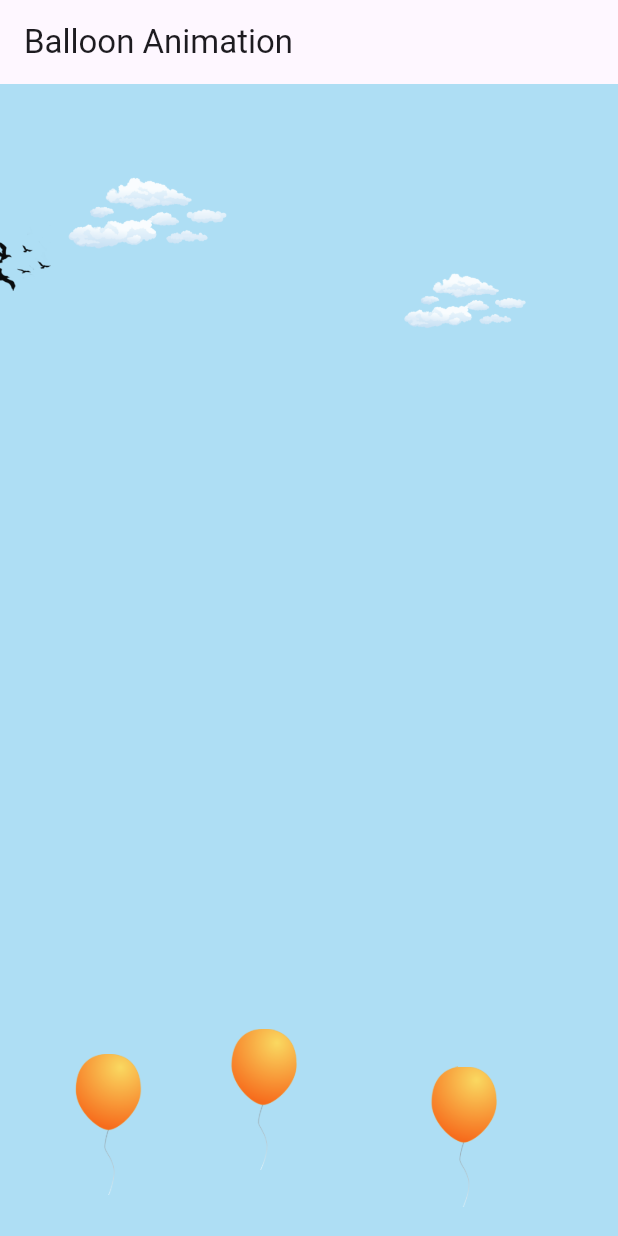
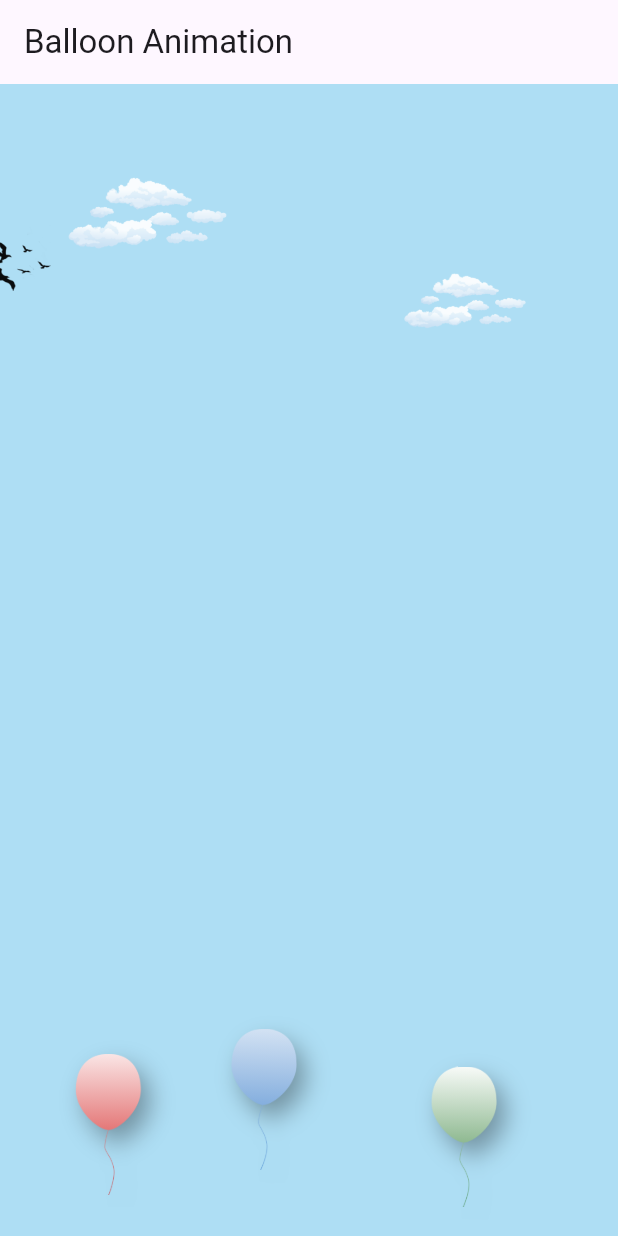
Before and after one commit to Yubendh/flutter_midterm, a Flutter app: the screen it shows after launch, on a phone screen of 412 x 824 dp. Run offline on Flutter 3.47's test engine with Material 3 defaults, Android fonts, the phone set to English and light mode, and no system bars; our stand-ins replace audioplayers.

Commit message:
added balloon visuals with shadow and gradient effects

```diff
--- a/lib/widgets/animated_balloon.dart
+++ b/lib/widgets/animated_balloon.dart
@@ -1,4 +1,5 @@
 import 'dart:math' as math;
+import 'dart:ui' as ui;
 
 import 'package:audioplayers/audioplayers.dart';
 import 'package:flutter/material.dart';
@@ -11,48 +12,55 @@ class AnimatedBalloonWidget extends StatelessWidget {
     return SizedBox.expand(
       child: Stack(
         children: [
-          // ── Balloon 1  (left side, bounces at top) ───────────────
           _BalloonActor(
             spec: BalloonSpec(
-              laneX: 0.22,          // 22 % from left edge
-              sizeFactor: 0.21,     // 21 % of screen width when fully inflated
-              growSeconds: 4,       // seconds to inflate
-              riseSeconds: 6,       // seconds to rise from bottom to top
-              floatAwaySeconds: 3,  // (unused for topBounce)
-              topBounceSeconds: 0.6,// seconds for the little bounce at the top
-              mode: BalloonMode.topBounce, // stays on screen, bounces at top
-              floatDriftX: -0.10,   // (unused for topBounce)
-              phaseOffset: 0.0,     // timing offset for the gentle sway
+              laneX: 0.22,
+              sizeFactor: 0.21,
+              growSeconds: 4,
+              riseSeconds: 6,
+              floatAwaySeconds: 3,
+              topBounceSeconds: 0.6,
+              mode: BalloonMode.topBounce,
+              floatDriftX: -0.10,
+              phaseOffset: 0.0,
+              shadowOffset: const Offset(6, 8),
+              shadowBlurRadius: 8.0,
+              shadowColor: const Color(0x55000000),
+              gradientColors: const [Colors.white, Color(0xFFCC0000)],
             ),
           ),
-
-          // ── Balloon 2  (centre, floats off the top of the screen) ─
           _BalloonActor(
             spec: BalloonSpec(
-              laneX: 0.50,          // 50 % from left edge (centre)
-              sizeFactor: 0.27,     // slightly larger than the others
+              laneX: 0.50,
+              sizeFactor: 0.27,
               growSeconds: 4,
               riseSeconds: 6,
-              floatAwaySeconds: 3.5,// after reaching top, floats out of screen
-              topBounceSeconds: 0.6,// (unused for floatAway)
-              mode: BalloonMode.floatAway, // floats off then resets from bottom
-              floatDriftX: 0.00,    // no sideways drift while floating away
-              phaseOffset: 1.4,     // starts its sway cycle at a different point
+              floatAwaySeconds: 3.5,
+              topBounceSeconds: 0.6,
+              mode: BalloonMode.floatAway,
+              floatDriftX: 0.00,
+              phaseOffset: 1.4,
+              shadowOffset: const Offset(6, 8),
+              shadowBlurRadius: 8.0,
+              shadowColor: const Color(0x55000000),
+              gradientColors: const [Colors.white, Color(0xFF1565C0)],
             ),
           ),
-
-          // ── Balloon 3  (right side, bounces at top) ──────────────
           _BalloonActor(
             spec: BalloonSpec(
-              laneX: 0.78,          // 78 % from left edge
-              sizeFactor: 0.18,     // smallest of the three
+              laneX: 0.78,
+              sizeFactor: 0.18,
               growSeconds: 4,
-              riseSeconds: 5,       // rises a little faster
+              riseSeconds: 5,
               floatAwaySeconds: 3,
               topBounceSeconds: 0.7,
               mode: BalloonMode.topBounce,
               floatDriftX: 0.12,
-              phaseOffset: 2.8,     // offset so it sways out of sync with the others
+              phaseOffset: 2.8,
+              shadowOffset: const Offset(6, 8),
+              shadowBlurRadius: 8.0,
+              shadowColor: const Color(0x55000000),
+              gradientColors: const [Colors.white, Color(0xFF2E7D32)],
             ),
           ),
         ],
@@ -61,13 +69,11 @@ class AnimatedBalloonWidget extends StatelessWidget {
   }
 }
 
-// Which behaviour the balloon has when it reaches the top.
 enum BalloonMode {
-  topBounce, // bounces at the top and stays on screen
-  floatAway, // floats off the top, then resets from the bottom
+  topBounce,
+  floatAway,
 }
 
-// All settings for one balloon. Edit these in AnimatedBalloonWidget.
 class BalloonSpec {
   const BalloonSpec({
     required this.laneX,
@@ -79,17 +85,25 @@ class BalloonSpec {
     required this.mode,
     required this.floatDriftX,
     required this.phaseOffset,
+    this.shadowOffset = const Offset(4, 6),
+    this.shadowBlurRadius = 6.0,
+    this.shadowColor = const Color(0x55000000),
+    this.gradientColors,
   });
 
-  final double laneX;             // horizontal position (0.0 = left, 1.0 = right)
-  final double sizeFactor;        // fully-inflated width as fraction of screen width
-  final double growSeconds;       // seconds to inflate / deflate
-  final double riseSeconds;       // seconds to rise from bottom to top
-  final double floatAwaySeconds;  // (floatAway) seconds to drift off screen
-  final double topBounceSeconds;  // (topBounce) seconds for the bounce at the top
+  final double laneX;
+  final double sizeFactor;
+  final double growSeconds;
+  final double riseSeconds;
+  final double floatAwaySeconds;
+  final double topBounceSeconds;
   final BalloonMode mode;
-  final double floatDriftX;       // (floatAway) sideways drift fraction (- = left)
-  final double phaseOffset;       // sway timing offset so balloons don't sync (0–6.28)
+  final double floatDriftX;
+  final double phaseOffset;
+  final Offset shadowOffset;
+  final double shadowBlurRadius;
+  final Color shadowColor;
+  final List<Color>? gradientColors;
 }
 
 class _BalloonActor extends StatefulWidget {
@@ -103,11 +117,10 @@ class _BalloonActor extends StatefulWidget {
 
 class _BalloonActorState extends State<_BalloonActor>
     with TickerProviderStateMixin {
-  // Animation controllers
-  late final AnimationController _controllerPath;       // rising / flying path
-  late final AnimationController _controllerGrowSize;   // inflate / deflate
-  late final AnimationController _controllerPulse;      // continuous gentle pulse
-  late final AnimationController _controllerTopBounce;  // bounce at the top
+  late final AnimationController _controllerPath;
+  late final AnimationController _controllerGrowSize;
+  late final AnimationController _controllerPulse;
+  late final AnimationController _controllerTopBounce;
   late final Animation<double> _animationGrowProgress;
   late final Animation<double> _animationPulse;
   late final AudioPlayer _sfxPlayer;
@@ -174,7 +187,6 @@ class _BalloonActorState extends State<_BalloonActor>
         _controllerPath.reverse();
         _controllerGrowSize.reverse();
       }
-      // Reset drag offset once balloon is fully back at rest.
       if (status == AnimationStatus.dismissed) {
         if (mounted) {
           setState(() {
@@ -365,22 +377,7 @@ class _BalloonActorState extends State<_BalloonActor>
               angle: totalRotation,
               child: Transform.scale(
                 scale: pulseScale,
-                child: Image.asset(
-                  'assets/images/BeginningGoogleFlutter-Balloon.png',
-                  width: balloonWidth,
-                  height: balloonHeight,
-                  fit: BoxFit.contain,
-                  errorBuilder: (context, error, stackTrace) {
-                    return Container(
-                      width: balloonWidth,
-                      height: balloonHeight,
-                      color: Colors.blue,
-                      child: const Center(
-                        child: Icon(Icons.error, color: Colors.white),
-                      ),
-                    );
-                  },
-                ),
+                child: _buildBalloonVisual(balloonWidth, balloonHeight),
               ),
             ),
           ),
@@ -389,5 +386,67 @@ class _BalloonActorState extends State<_BalloonActor>
     );
   }
 
+  Widget _buildBalloonVisual(double width, double height) {
+    final spec = widget.spec;
+
+    Image balloonImage({bool forShadow = false}) => Image.asset(
+          'assets/images/BeginningGoogleFlutter-Balloon.png',
+          width: width,
+          height: height,
+          fit: BoxFit.contain,
+          errorBuilder: forShadow
+              ? null
+              : (context, error, stackTrace) => Container(
+                    width: width,
+                    height: height,
+                    color: Colors.blue,
+                    child: const Center(
+                      child: Icon(Icons.error, color: Colors.white),
+                    ),
+                  ),
+        );
+
+    final Widget shadowLayer = ImageFiltered(
+      imageFilter: ui.ImageFilter.blur(
+        sigmaX: spec.shadowBlurRadius,
+        sigmaY: spec.shadowBlurRadius,
+        tileMode: TileMode.decal,
+      ),
+      child: ColorFiltered(
+        colorFilter: ColorFilter.mode(spec.shadowColor, BlendMode.srcIn),
+        child: balloonImage(forShadow: true),
+      ),
+    );
+
+    Widget visibleBalloon = balloonImage();
+
+    if (spec.gradientColors != null && spec.gradientColors!.length >= 2) {
+      visibleBalloon = ShaderMask(
+        shaderCallback: (bounds) => LinearGradient(
+          colors: spec.gradientColors!,
+          begin: Alignment.topCenter,
+          end: Alignment.bottomCenter,
+        ).createShader(bounds),
+        blendMode: BlendMode.srcIn,
+        child: visibleBalloon,
+      );
+    }
+
+    return SizedBox(
+      width: width,
+      height: height,
+      child: Stack(
+        clipBehavior: Clip.none,
+        children: [
+          Transform.translate(
+            offset: spec.shadowOffset,
+            child: shadowLayer,
+          ),
+          visibleBalloon,
+        ],
+      ),
+    );
+  }
+
   double _lerp(double a, double b, double t) => a + ((b - a) * t);
 }
```
